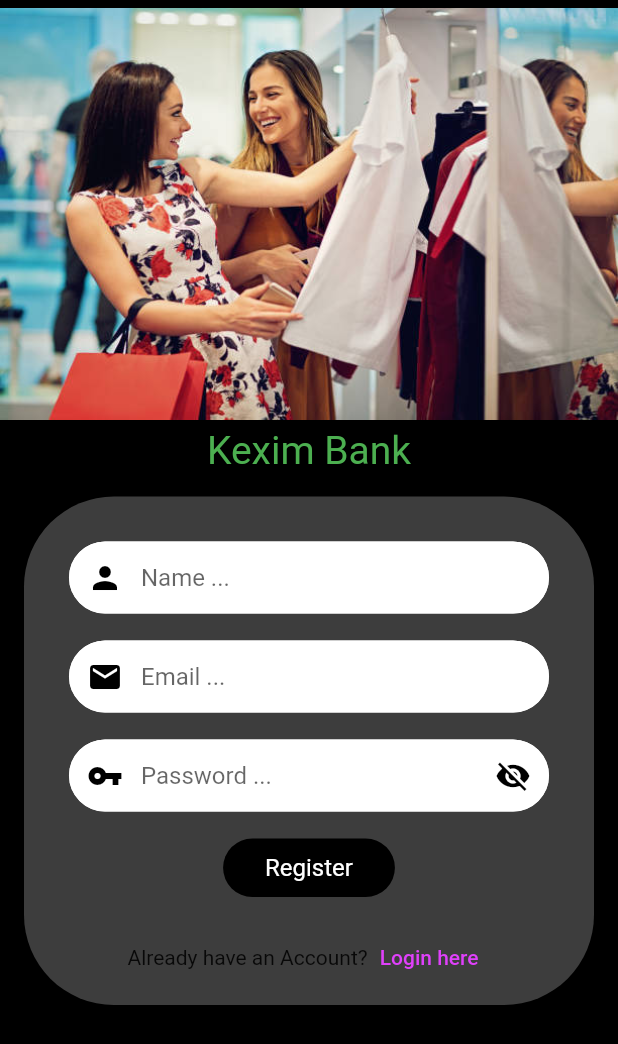
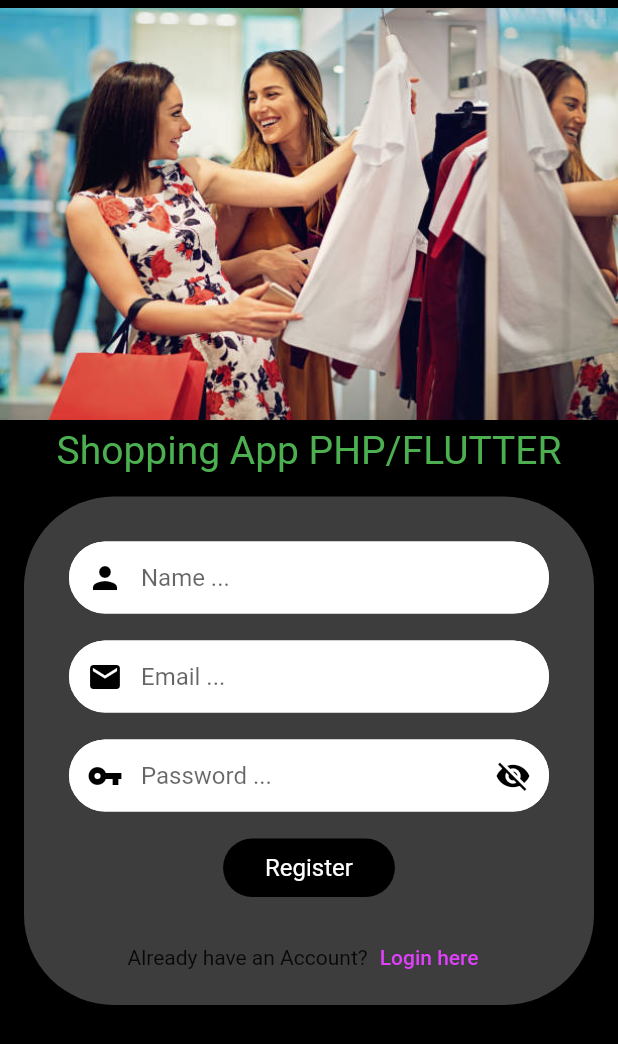
Before and after one commit to donejeh/clothes_app_flutter_php_mysql, a Flutter app: the screen it shows after launch, after a tap on "Register here", on a phone screen of 412 x 824 dp. Shown: the top 1044 px of the screen. Run offline on Flutter 3.47's test engine with Material 2 defaults, Android fonts, the phone set to English and light mode, and no system bars; our stand-ins replace flutter_rating_bar, fluttertoast, font_awesome_flutter, get, image_picker, shared_preferences.

```diff
--- a/lib/users/authentication/login_screen.dart
+++ b/lib/users/authentication/login_screen.dart
@@ -84,6 +84,13 @@ class _LoginScreenState extends State<LoginScreen> {
                     ),
 
                     //login screen sign-in form
+
+                    const Text("Shopping App PHP/FLUTTER",
+                      style: TextStyle(
+                        color: Colors.green,
+                        fontSize: 26,
+                      ),
+                    ),
 
                     Padding(
                       padding: const EdgeInsets.all(16.0),
--- a/lib/users/authentication/signup_screen.dart
+++ b/lib/users/authentication/signup_screen.dart
@@ -110,7 +110,7 @@ class _SignupScreenState extends State<SignupScreen> {
                     ),
 
 
-                    const Text("Kexim Bank",
+                    const Text("Shopping App PHP/FLUTTER",
                       style: TextStyle(
                         color: Colors.green,
                         fontSize: 26,
```
Also changed, not shown: images/1675083842739.jpg (added), images/1675083842810.jpg (added), images/1675083842880.jpg (added), images/1675083842951.jpg (added), images/1675083843026.jpg (added), 1 other file.
